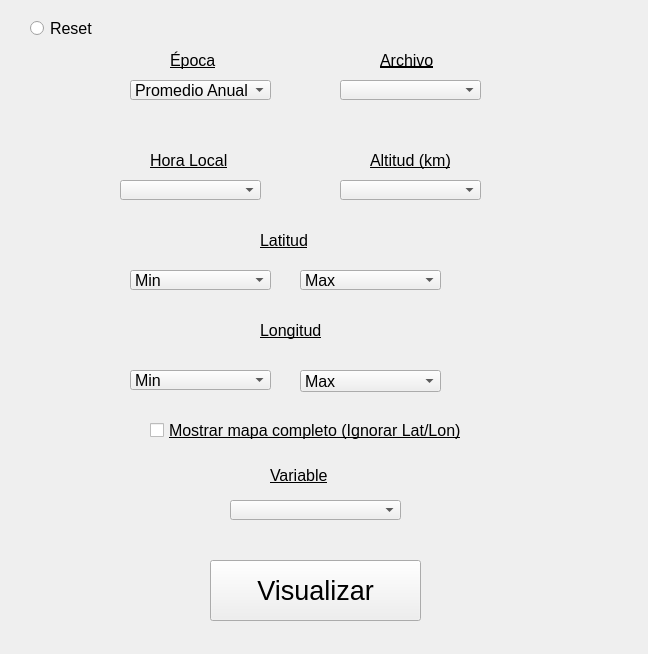
The window that mcd_visualizer_dockwidget_base.ui (davidsr21/mcd_visualizer) describes before a commit, drawn with Qt 5.
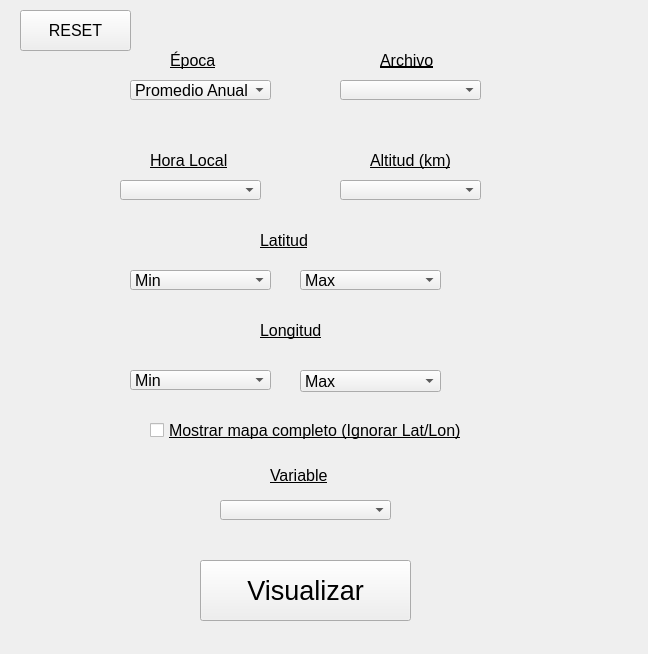
The same window after the commit.

Commit message: Introduced reset button, and more fixes

```diff
--- a/mcd_visualizer_dockwidget_base.ui
+++ b/mcd_visualizer_dockwidget_base.ui
@@ -311,7 +311,7 @@
    <widget class="QComboBox" name="Combo_Variable">
     <property name="geometry">
      <rect>
-      <x>230</x>
+      <x>220</x>
       <y>500</y>
       <width>171</width>
       <height>20</height>
@@ -326,7 +326,7 @@
    <widget class="QPushButton" name="Push_Visualizar">
     <property name="geometry">
      <rect>
-      <x>210</x>
+      <x>200</x>
       <y>560</y>
       <width>211</width>
       <height>61</height>
@@ -439,13 +439,13 @@
      <string>Archivo</string>
     </property>
    </widget>
-   <widget class="QRadioButton" name="Push_Reset">
+   <widget class="QPushButton" name="Push_Reset">
     <property name="geometry">
      <rect>
-      <x>30</x>
-      <y>20</y>
-      <width>82</width>
-      <height>17</height>
+      <x>20</x>
+      <y>10</y>
+      <width>111</width>
+      <height>41</height>
      </rect>
     </property>
     <property name="font">
@@ -454,7 +454,7 @@
      </font>
     </property>
     <property name="text">
-     <string>Reset</string>
+     <string>RESET</string>
     </property>
    </widget>
   </widget>
```
The commit also changes 2 other files.
